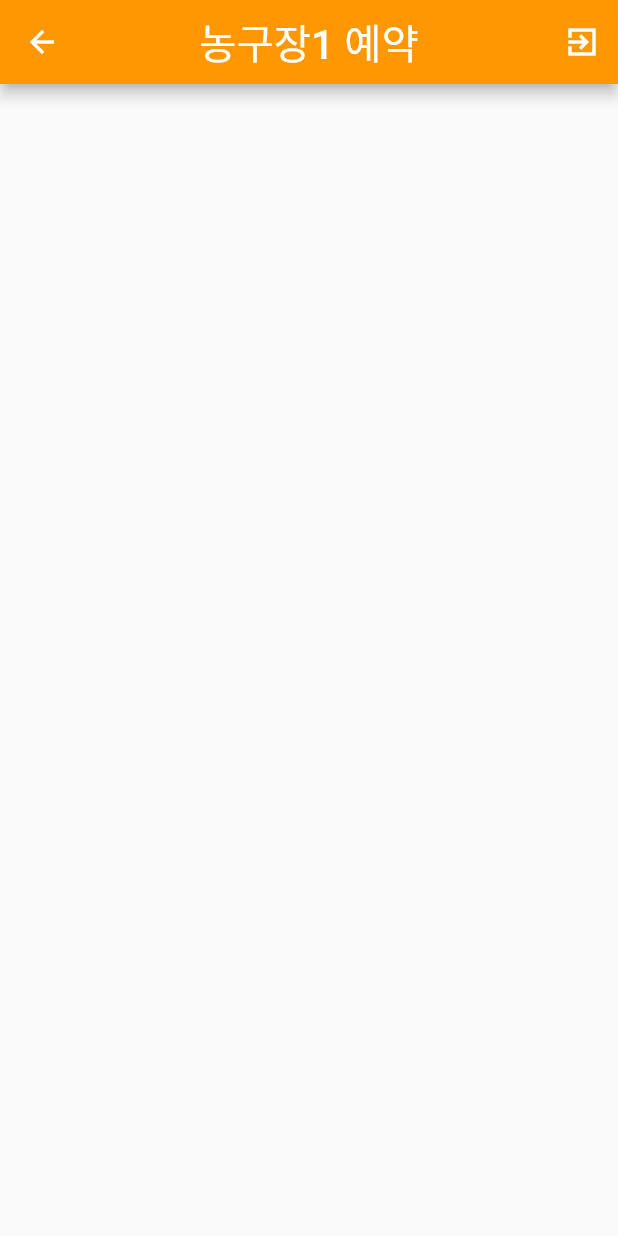
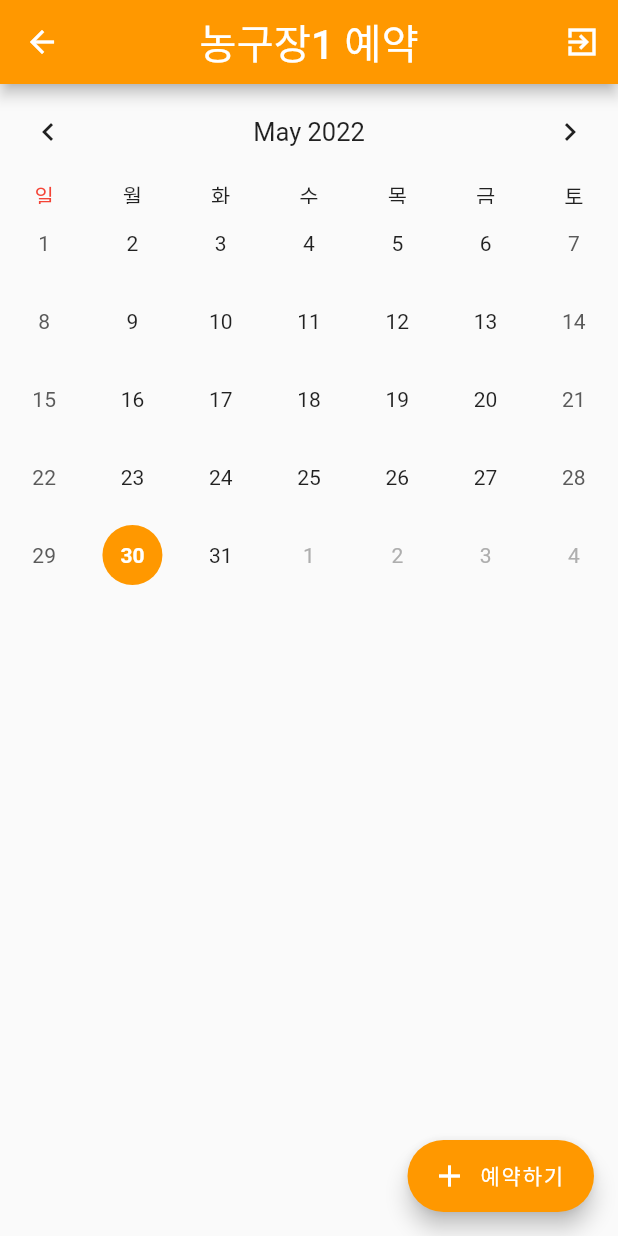
Before and after one commit to polydou2264/flutter_school_playground_reservation_project, a Flutter app: the screen it shows once a user with an empty profile is signed in, after a tap on "농구장1", on a phone screen of 412 x 824 dp. Run offline on Flutter 3.47's test engine with Material 2 defaults, Android fonts, the phone set to English and light mode, and no system bars; drawn by our look-alikes of table_calendar; our stand-ins replace cloud_firestore, firebase_auth, firebase_core, get; missing offline and left inert: flutterfire_ui; accounts and stored records are empty; Roboto replaces fonts that are missing (SueseongDotum).

Commit message:
달력 이벤트 구현

```diff
--- a/bugil/lib/baseketball1.dart
+++ b/bugil/lib/baseketball1.dart
@@ -1,4 +1,17 @@
 import 'package:flutter/material.dart';
+import 'package:cloud_firestore/cloud_firestore.dart';
+import 'package:get/get.dart';
+import 'package:table_calendar/table_calendar.dart';
+
+final firestore = FirebaseFirestore.instance;
+
+class Event {
+  String title;
+  Event({required this.title});
+
+  @override
+  String toString() => title;
+}
 
 class Basketball1 extends StatefulWidget {
   const Basketball1({Key? key}) : super(key: key);
@@ -8,6 +21,30 @@ class Basketball1 extends StatefulWidget {
 }
 
 class _Basketball1State extends State<Basketball1> {
+
+  late Map<DateTime, List<Event>> selectedEvents;
+  DateTime selectedDay = DateTime.now();
+  DateTime focusedDay = DateTime.now();
+
+  TextEditingController _eventController = TextEditingController();
+
+  @override
+  void initState() {
+    selectedEvents = {};
+    super.initState();
+  }
+
+  @override
+  void dispose(){
+    _eventController.dispose();
+    super.dispose();
+  }
+
+  List<Event> _getEventsfromDay(DateTime date){
+    return selectedEvents[date]??[];
+  }
+
+
   @override
   Widget build(BuildContext context) {
     return Scaffold(
@@ -27,8 +64,113 @@ class _Basketball1State extends State<Basketball1> {
           ),
         ],
       ),
-      body: Center(
+      body:
+      Column(
+        children: [
+          TableCalendar(
+            focusedDay: selectedDay,
+            firstDay: DateTime(2021),
+            lastDay: DateTime(2050),
+            //locale: 'ko-KR',
 
+            calendarBuilders: CalendarBuilders( //한글로 바꿔줌
+                dowBuilder: (context, day){
+                  switch(day.weekday){
+                    case 1:
+                      return Center(child: Text('월'),);
+                    case 2:
+                      return Center(child: Text('화'),);
+                    case 3:
+                      return Center(child: Text('수'),);
+                    case 4:
+                      return Center(child: Text('목'),);
+                    case 5:
+                      return Center(child: Text('금'),);
+                    case 6:
+                      return Center(child: Text('토'),);
+                    case 7:
+                      return Center(child: Text('일', style: TextStyle(color: Colors.red),),);
+                  }
+                }
+            ),
+            headerStyle: HeaderStyle(
+              formatButtonVisible: false,
+              titleCentered: true,
+
+            ),
+
+            daysOfWeekVisible: true,
+            onDaySelected: (DateTime selectDay, DateTime focusDay){
+              setState((){
+                selectedDay = selectDay;
+                focusedDay = focusDay;
+              });
+              print(selectedDay);
+            },
+
+            calendarStyle: CalendarStyle(
+              isTodayHighlighted: true,
+              todayDecoration: BoxDecoration(
+                  color: Colors.deepOrangeAccent,
+                  shape: BoxShape.circle
+              ),
+              selectedDecoration: BoxDecoration(
+                color: Colors.orange,
+                shape: BoxShape.circle,
+              ),
+              selectedTextStyle: TextStyle(color: Colors.white, fontWeight: FontWeight.bold),
+            ),
+
+            selectedDayPredicate: (DateTime date){
+              return isSameDay(selectedDay, date);
+            },
+
+            eventLoader: _getEventsfromDay,
+
+          ),
+        //ListTile(title:Text(event.title),))
+          ..._getEventsfromDay(selectedDay).map((Event event) => Card(elevation: 2, child: ListTile(title:Text(event.title), leading: Icon(Icons.calendar_today), trailing: IconButton(onPressed: (){print("object");}, icon: Icon(Icons.delete)),)),)
+        ],
+      ),
+      floatingActionButton: FloatingActionButton.extended(
+        onPressed: () => showDialog(
+            context: context,
+            builder: (context) =>
+                AlertDialog(
+                  title: Text("예약하기"),
+                  content: TextFormField(
+                    controller: _eventController,
+                  ),
+                  actions: [
+                    TextButton(
+                      child: Text("취소"),
+                      onPressed: () => Navigator.pop(context),
+                    ),
+                    TextButton(
+                      child: Text("확인"),
+                      onPressed: (){
+                        if(_eventController.text.isEmpty){
+                        } else {
+                          if(selectedEvents[selectedDay]!=null){
+                            selectedEvents[selectedDay]?.add(Event(title: _eventController.text));
+                          } else {
+                            selectedEvents[selectedDay] = [
+                              Event(title: _eventController.text)
+                            ];
+                          }
+                        }
+                        Navigator.pop(context);
+                        _eventController.clear();
+                        setState((){});
+                        print(selectedEvents);
+                        return;
+                      },
+                    )
+                  ],
+        )),
+        label: Text('예약하기'),
+        icon: Icon(Icons.add),
+        backgroundColor: Colors.orange
       ),
     );
   }
--- a/bugil/lib/chat_screen.dart
+++ b/bugil/lib/chat_screen.dart
@@ -21,6 +21,18 @@ class _ChatScreenState extends State<ChatScreen> {
         backgroundColor: Colors.orange,
         title: Text('북일고 운동장 예약', style: TextStyle(fontFamily: 'SueseongDotum', fontSize: 27),),
         centerTitle: true,
+        actions: [
+          IconButton(
+            icon: Icon(
+
+              Icons.exit_to_app_sharp,
+              color: Colors.white,
+            ),
+            onPressed: (){
+              FirebaseAuth.instance.signOut();
+            },
+          )
+        ],
       ),
       body: Center(
         child: Row(
--- a/bugil/pubspec.yaml
+++ b/bugil/pubspec.yaml
@@ -41,6 +41,7 @@ dependencies:
   get: ^4.6.5
   table_calendar: ^3.0.5
   ntp: ^2.0.0
+  firebase_helpers: ^0.5.0
 
 dev_dependencies:
   flutter_test:
```
Also changed, not shown: bugil/pubspec.lock.
